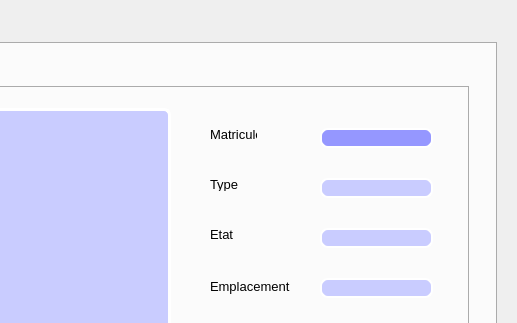
Above: family_watch/mainwindow.ui from soumaya-nheri/Smart-parental-monitoring-system-2A28 before the change; both pictures show x 414 to 931 and y 0 to 323 of the 931 by 600 pixel window. Below: the same form after it.
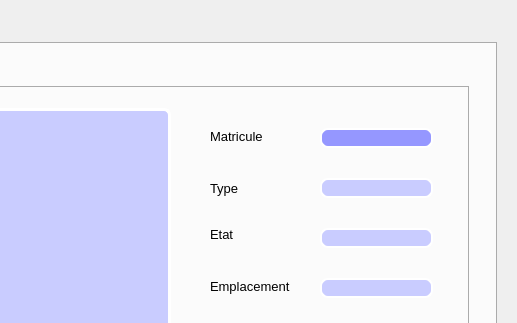
That is the form after the change. The open tabs and pages were chosen to show the change. Icons and pictures are not drawn.

Diff of the .ui file:
```diff
--- a/family_watch/mainwindow.ui
+++ b/family_watch/mainwindow.ui
@@ -1131,8 +1131,8 @@
          <rect>
           <x>590</x>
           <y>40</y>
-          <width>47</width>
-          <height>13</height>
+          <width>61</width>
+          <height>16</height>
          </rect>
         </property>
         <property name="text">
@@ -1145,7 +1145,7 @@
           <x>590</x>
           <y>90</y>
           <width>47</width>
-          <height>13</height>
+          <height>21</height>
          </rect>
         </property>
         <property name="text">
```
Left out of the diff: 12 changed lines with no effect on the pictures.
